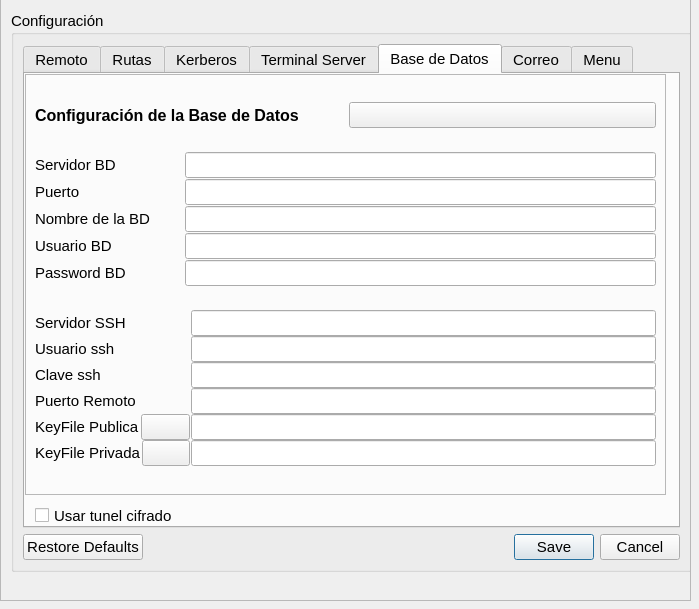
This is configuracion.ui in kapazao/GrxMenu as Qt 5 draws it before an edit. The edited form follows.
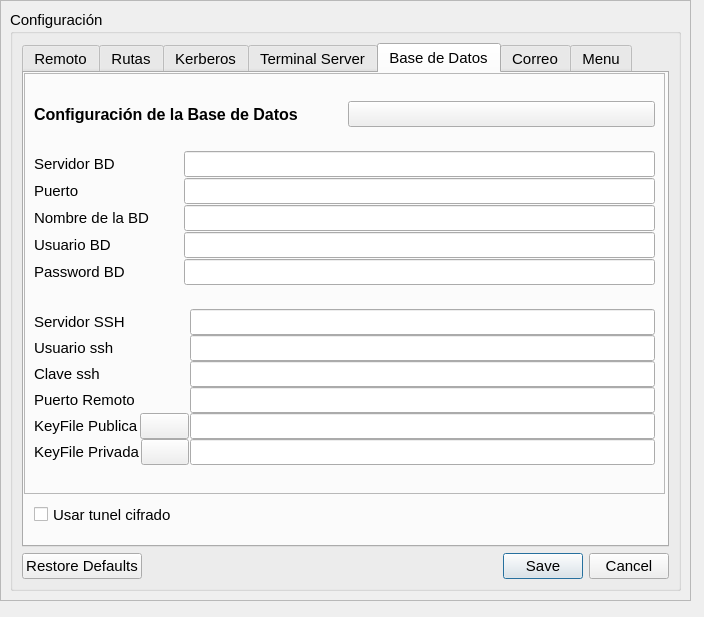
This is the edited form. The open tabs and pages were chosen to show the change. Icons and pictures are not drawn.

```diff
--- a/configuracion.ui
+++ b/configuracion.ui
@@ -6,8 +6,8 @@
    <rect>
     <x>0</x>
     <y>0</y>
-    <width>699</width>
-    <height>609</height>
+    <width>704</width>
+    <height>617</height>
    </rect>
   </property>
   <property name="windowTitle">
@@ -17,9 +17,9 @@
    <property name="geometry">
     <rect>
      <x>0</x>
-     <y>-10</y>
+     <y>0</y>
      <width>691</width>
-     <height>611</height>
+     <height>601</height>
     </rect>
    </property>
    <property name="sizePolicy">
@@ -40,18 +40,12 @@
       <x>0</x>
       <y>0</y>
       <width>689</width>
-      <height>609</height>
+      <height>599</height>
      </rect>
     </property>
+    <layout class="QGridLayout" name="gridLayout_5">
+     <item row="0" column="0">
     <widget class="QGroupBox" name="groupBox">
-     <property name="geometry">
-      <rect>
-       <x>10</x>
-       <y>20</y>
-       <width>681</width>
-       <height>561</height>
-      </rect>
-     </property>
      <property name="font">
       <font>
        <pointsize>11</pointsize>
@@ -1537,6 +1531,8 @@
       </item>
      </layout>
     </widget>
+     </item>
+    </layout>
    </widget>
   </widget>
  </widget>
```
Left out of the diff: 2 changed lines with no effect on the pictures. Lines whose indentation alone changed are shown as unchanged.
